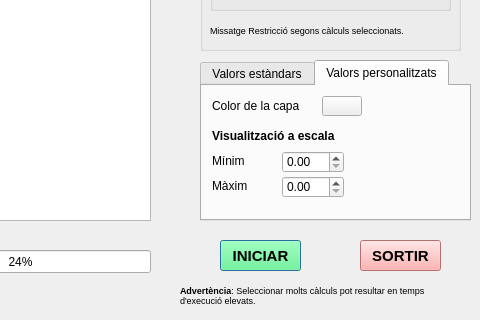
TecnocampusCCU/eficiencia_energetica, file eficiencia_energetica_dialog_base.ui: the form before one commit; both pictures show x 120 to 600 and y 230 to 550 of the 600 by 550 pixel window.
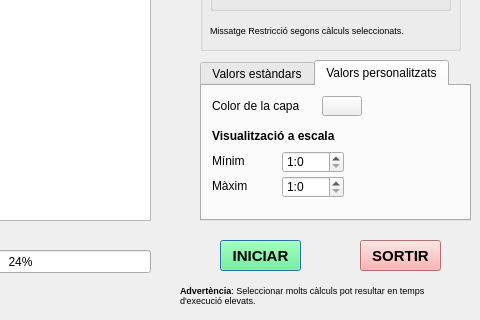
The form after the commit. The open tabs and pages were chosen to show the change. Icons and pictures are not drawn.

The edit to the form file:
```diff
--- a/eficiencia_energetica_dialog_base.ui
+++ b/eficiencia_energetica_dialog_base.ui
@@ -1415,6 +1415,12 @@
        <height>22</height>
       </rect>
      </property>
+     <property name="prefix">
+      <string>1:</string>
+     </property>
+     <property name="decimals">
+      <number>0</number>
+     </property>
      <property name="maximum">
       <double>100000000.000000000000000</double>
      </property>
@@ -1454,6 +1460,12 @@
        <height>22</height>
       </rect>
      </property>
+     <property name="prefix">
+      <string>1:</string>
+     </property>
+     <property name="decimals">
+      <number>0</number>
+     </property>
      <property name="maximum">
       <double>100000000.000000000000000</double>
      </property>
```
Left out of the diff: 14 changed lines with no effect on the pictures.
